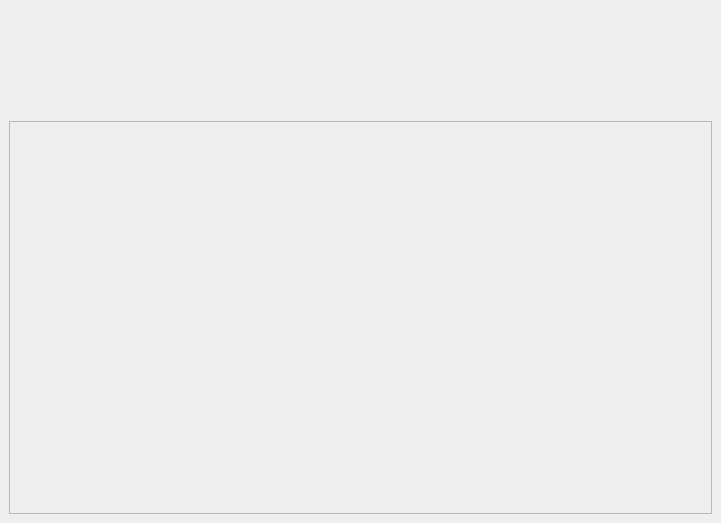
Above: App_Qt/TV_Tactile/appgalerie.ui from cberdaguer/table_numerique before the change. Below: the same form after it.
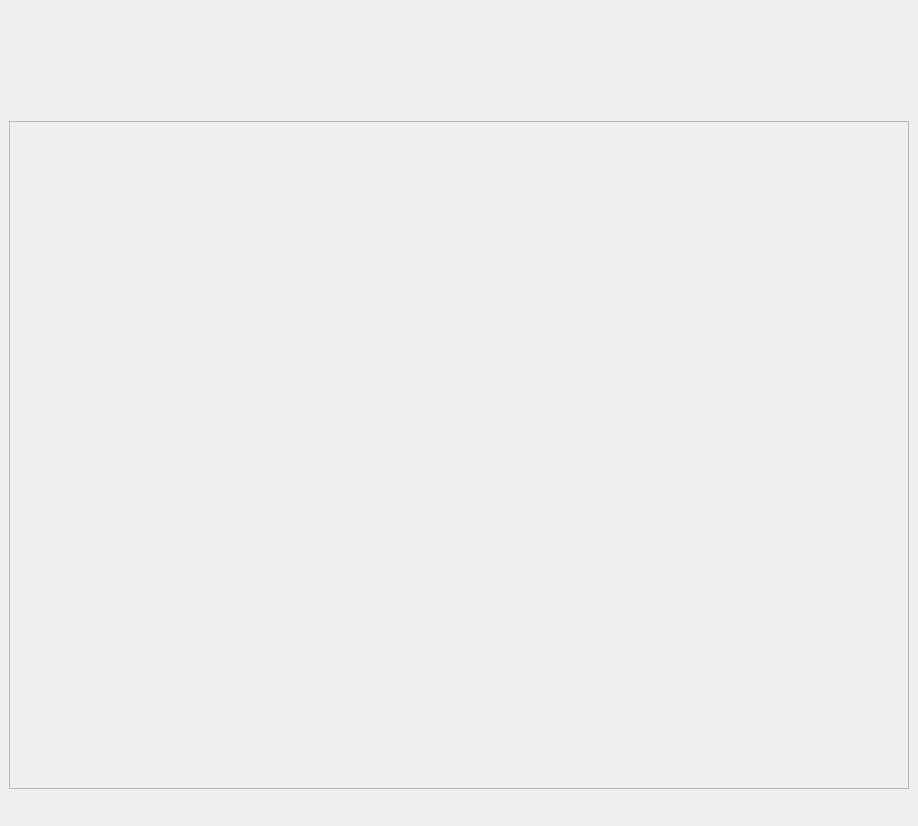
That is the form after the change. Icons and pictures are not drawn.

What changed in the file:
```diff
--- a/App_Qt/TV_Tactile/appgalerie.ui
+++ b/App_Qt/TV_Tactile/appgalerie.ui
@@ -6,8 +6,8 @@
    <rect>
     <x>0</x>
     <y>0</y>
-    <width>721</width>
-    <height>523</height>
+    <width>918</width>
+    <height>826</height>
    </rect>
   </property>
   <property name="windowTitle">
@@ -142,6 +142,9 @@
             <property name="text">
              <string/>
             </property>
+            <property name="wordWrap">
+             <bool>true</bool>
+            </property>
            </widget>
           </item>
           <item>
@@ -158,6 +161,9 @@
             <property name="text">
              <string/>
             </property>
+            <property name="wordWrap">
+             <bool>true</bool>
+            </property>
            </widget>
           </item>
           <item>
@@ -173,6 +179,9 @@
             <property name="text">
              <string/>
             </property>
+            <property name="wordWrap">
+             <bool>true</bool>
+            </property>
            </widget>
           </item>
          </layout>
@@ -194,8 +203,8 @@
             <rect>
              <x>0</x>
              <y>0</y>
-             <width>697</width>
-             <height>395</height>
+             <width>894</width>
+             <height>647</height>
             </rect>
            </property>
           </widget>
@@ -204,7 +213,51 @@
        </layout>
       </item>
       <item>
-       <layout class="QHBoxLayout" name="hLayout_Down"/>
+       <layout class="QHBoxLayout" name="hLayout_Down">
+        <item>
+         <layout class="QHBoxLayout" name="horizontalLayout_3">
+          <item>
+           <widget class="QPushButton" name="bRetour">
+            <property name="text">
+             <string/>
+            </property>
+            <property name="icon">
+             <iconset resource="imagebouton.qrc">
+              <normaloff>:/retour.png</normaloff>:/retour.png</iconset>
+            </property>
+            <property name="iconSize">
+             <size>
+              <width>40</width>
+              <height>40</height>
+             </size>
+            </property>
+            <property name="flat">
+             <bool>true</bool>
+            </property>
+           </widget>
+          </item>
+          <item>
+           <spacer name="horizontalSpacer">
+            <property name="orientation">
+             <enum>Qt::Horizontal</enum>
+            </property>
+            <property name="sizeHint" stdset="0">
+             <size>
+              <width>40</width>
+              <height>20</height>
+             </size>
+            </property>
+           </spacer>
+          </item>
+         </layout>
+        </item>
+        <item>
+         <layout class="QHBoxLayout" name="hLayout_DCenter"/>
+        </item>
+        <item>
+         <layout class="QHBoxLayout" name="hLayout_DRight"/>
+        </item>
+       </layout>
       </item>
      </layout>
     </item>
```
Left out of the diff: 4 changed lines with no effect on the pictures.
